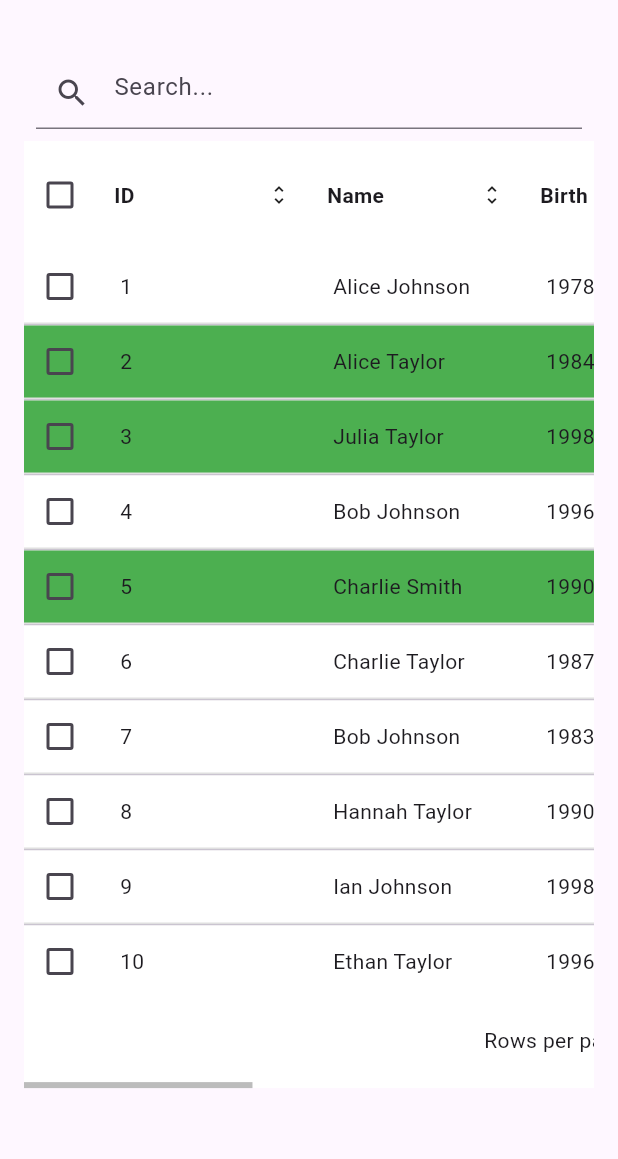
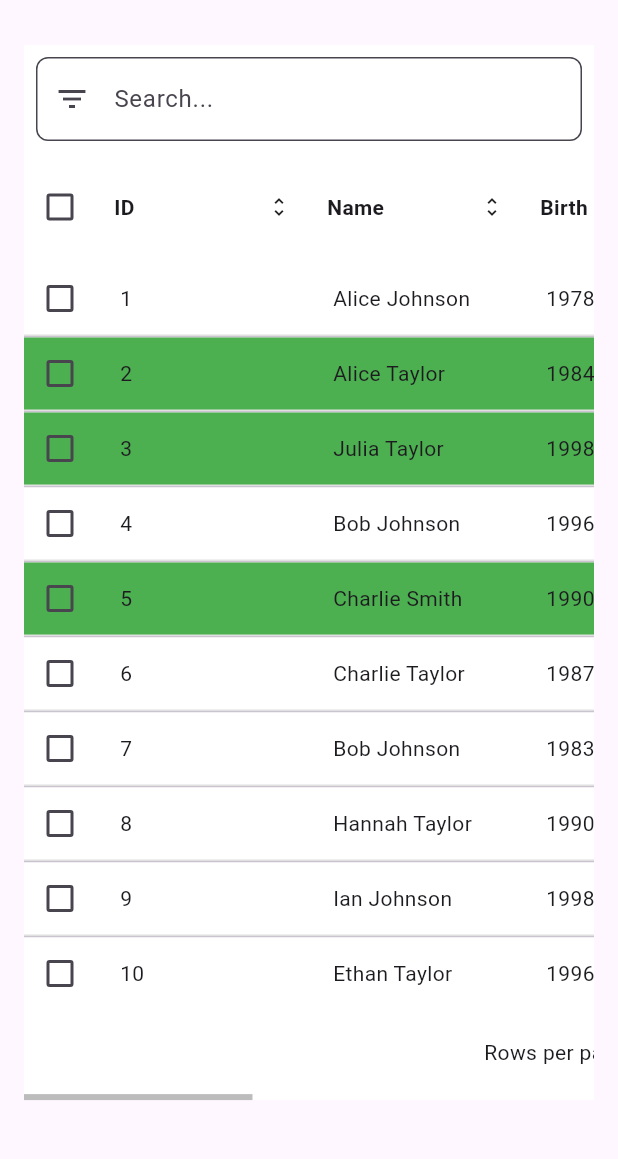
Before and after one commit to romulorodrigues/easy_flutter_table, a Flutter app: the screen it shows after launch, on a phone screen of 412 x 824 dp, the part 63-1222 px from its top. Run offline on Flutter 3.47's test engine with Material 3 defaults, Android fonts, the phone set to English and light mode, and no system bars.

Commit message:
feat: custom style searchBar

```diff
--- a/example/lib/main.dart
+++ b/example/lib/main.dart
@@ -93,7 +93,8 @@ class _TableDemoPageState extends State<TableDemoPage> {
           value: 'birth_date',
           align: 'start',
           width: '150px'),
-      HeaderItem(text: 'Mother', value: 'mother', align: 'start'),
+      HeaderItem(
+          text: 'Mother', value: 'mother', filterable: true, align: 'start'),
       HeaderItem(
           text: 'Next Appointment', value: 'next_appointment', align: 'start'),
       HeaderItem(
@@ -112,6 +113,18 @@ class _TableDemoPageState extends State<TableDemoPage> {
           items: items,
           primaryKey: 'id',
           expanded: true,
+          searchBarStyle: SearchBarStyle(
+            decoration: InputDecoration(
+              hintText: 'Search...',
+              prefixIcon: Icon(Icons.filter_list),
+              filled: true,
+              fillColor: Colors.white,
+              border: OutlineInputBorder(
+                borderRadius: BorderRadius.circular(8),
+              ),
+            ),
+            textStyle: const TextStyle(color: Colors.black, fontSize: 16),
+          ),
           loadingConfig: LoadingItem(
             enabled: _loading,
             message: 'Fetching users...',
--- a/lib/easy_flutter_table.dart
+++ b/lib/easy_flutter_table.dart
@@ -4,3 +4,4 @@ export 'src/easy_table.dart';
 export 'src/models/header_item.dart';
 export 'src/models/loading_item.dart';
 export 'src/models/table_style.dart';
+export 'src/models/search_bar_style.dart';
--- a/lib/src/easy_table.dart
+++ b/lib/src/easy_table.dart
@@ -1,6 +1,7 @@
 import 'package:flutter/material.dart';
 import 'models/header_item.dart';
 import 'models/loading_item.dart';
+import 'models/search_bar_style.dart';
 import 'models/table_style.dart';
 
 class EasyTable extends StatefulWidget {
@@ -16,6 +17,7 @@ class EasyTable extends StatefulWidget {
       onSelectionChanged;
   final TableStyle? style;
   final String primaryKey;
+  final SearchBarStyle? searchBarStyle;
 
   const EasyTable({
     super.key,
@@ -29,6 +31,7 @@ class EasyTable extends StatefulWidget {
     this.onSelectionChanged,
     this.style = const TableStyle(),
     required this.primaryKey,
+    this.searchBarStyle,
   });
 
   @override
@@ -186,14 +189,17 @@ class _EasyTableState extends State<EasyTable> {
 
   Widget _buildSearchBar() {
     final hasFilterable = widget.headers.any((h) => h.filterable);
+    final style = widget.searchBarStyle ?? const SearchBarStyle();
+
     return hasFilterable
-        ? Padding(
-            padding: const EdgeInsets.all(8.0),
-            child: TextField(
-              onChanged: (value) => setState(() => _filterText = value),
-              decoration: const InputDecoration(
-                hintText: 'Search...',
-                prefixIcon: Icon(Icons.search),
+        ? Container(
+            color: Colors.white,
+            child: Padding(
+              padding: style.padding,
+              child: TextField(
+                onChanged: (value) => setState(() => _filterText = value),
+                decoration: style.decoration,
+                style: style.textStyle,
               ),
             ),
           )
--- /dev/null
+++ b/lib/src/models/search_bar_style.dart
@@ -0,0 +1,16 @@
+import 'package:flutter/material.dart';
+
+class SearchBarStyle {
+  final EdgeInsetsGeometry padding;
+  final InputDecoration decoration;
+  final TextStyle? textStyle;
+
+  const SearchBarStyle({
+    this.padding = const EdgeInsets.all(8.0),
+    this.decoration = const InputDecoration(
+      hintText: 'Search...',
+      prefixIcon: Icon(Icons.search),
+    ),
+    this.textStyle,
+  });
+}
```
